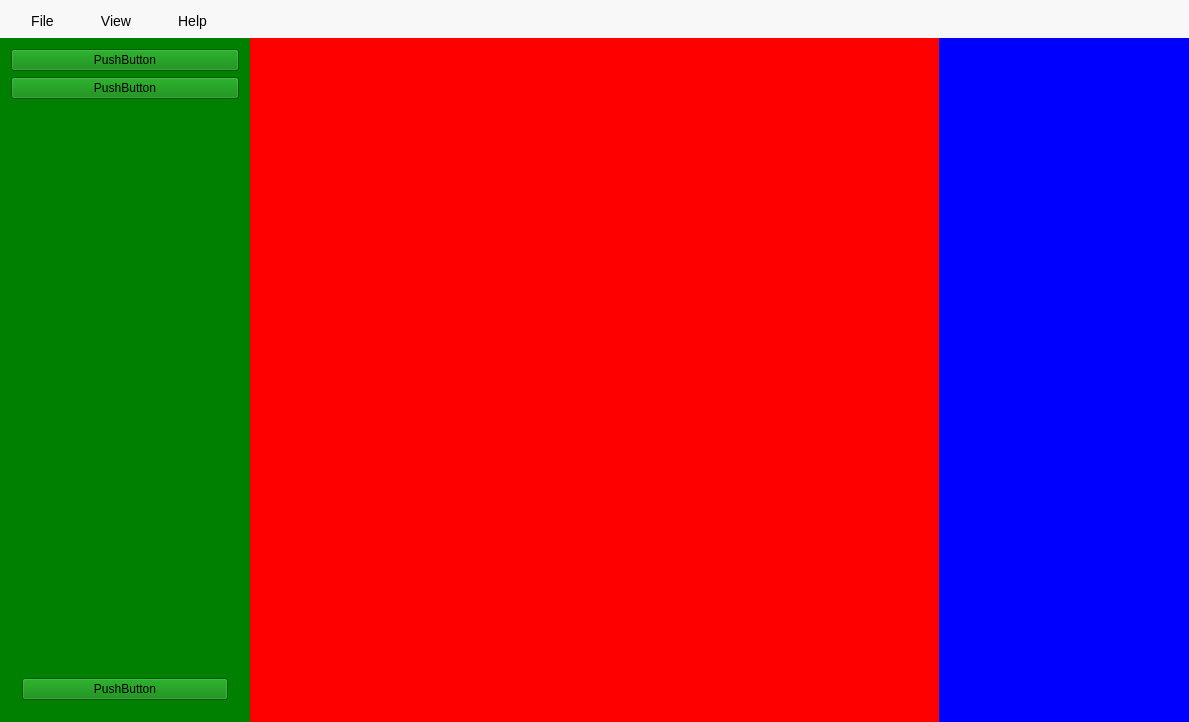
Gitnoter/vemoria2, file src/mainwindow.ui: the form before one commit.
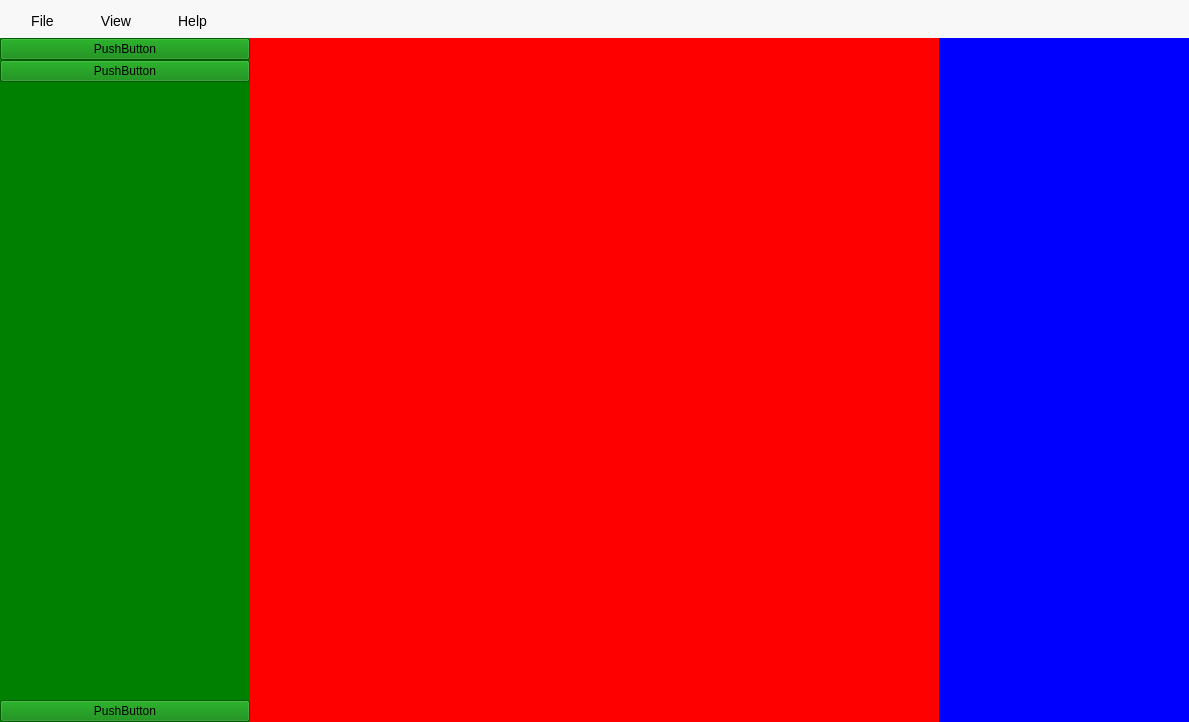
The form after the commit.

Commit message: set names

```diff
--- a/src/mainwindow.ui
+++ b/src/mainwindow.ui
@@ -76,6 +76,21 @@
          <string notr="true">background-color:green;</string>
         </property>
         <layout class="QGridLayout" name="gridLayout_11">
+         <property name="leftMargin">
+          <number>0</number>
+         </property>
+         <property name="topMargin">
+          <number>0</number>
+         </property>
+         <property name="rightMargin">
+          <number>0</number>
+         </property>
+         <property name="bottomMargin">
+          <number>0</number>
+         </property>
+         <property name="spacing">
+          <number>0</number>
+         </property>
          <item row="0" column="1">
           <layout class="QVBoxLayout" name="verticalLayout" stretch="1,1">
            <property name="spacing">
@@ -96,6 +111,9 @@
               <property name="bottomMargin">
                <number>0</number>
               </property>
+              <property name="spacing">
+               <number>0</number>
+              </property>
               <item row="0" column="0">
                <widget class="QPushButton" name="pushButton">
                 <property name="text">
@@ -114,8 +132,20 @@
             </widget>
            </item>
            <item alignment="Qt::AlignBottom">
-            <widget class="QWidget" name="gridWidget" native="true">
+            <widget class="QWidget" name="gridSidebarBottomWidget" native="true">
              <layout class="QGridLayout" name="gridLayout_3">
+              <property name="leftMargin">
+               <number>0</number>
+              </property>
+              <property name="topMargin">
+               <number>0</number>
+              </property>
+              <property name="rightMargin">
+               <number>0</number>
+              </property>
+              <property name="bottomMargin">
+               <number>0</number>
+              </property>
               <property name="spacing">
                <number>0</number>
               </property>
```
Left out of the diff: 2 changed lines with no effect on the pictures.
